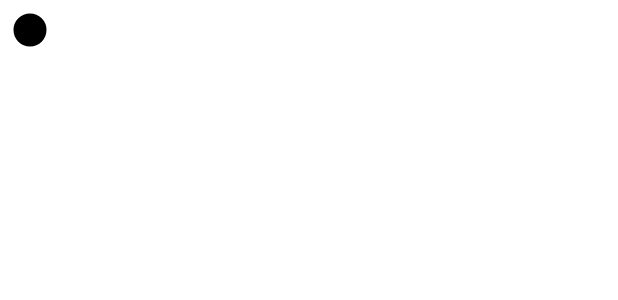
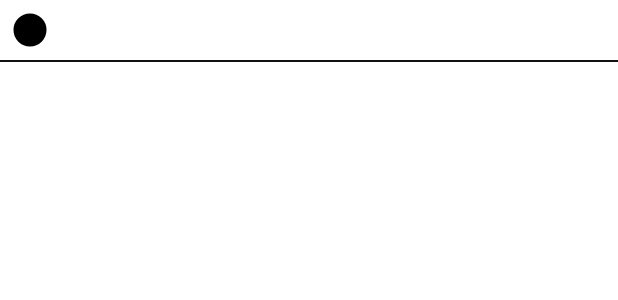
Before and after one commit to alanquintero/readmode, an Android app: the layout spinner_item.xml on its own in the app's theme, with its tools: preview values and no code run, on a phone screen of 412 x 824 dp. Shown: the top 300 px of the screen. Run offline under Robolectric (Android 15) with nearby library versions, the phone set to English and light mode, and no system bars.

Commit message:
Add style to the color dropdown

```diff
--- a/app/src/main/java/com/contilabs/readmode/ui/controller/ColorDropdownController.java
+++ b/app/src/main/java/com/contilabs/readmode/ui/controller/ColorDropdownController.java
@@ -77,7 +77,7 @@ public class ColorDropdownController {
             }
         }
 
-        final ColorSpinnerAdapter adapter = new ColorSpinnerAdapter(context, colorItems);
+        final ColorSpinnerAdapter adapter = new ColorSpinnerAdapter(context, colorItems, readModeSettings);
         colorSpinner.setAdapter(adapter);
         customColorDialog.setColorItems(colorItems);
         customColorDialog.setColorSpinnerAdapter(adapter);
@@ -86,6 +86,7 @@ public class ColorDropdownController {
 
         // Flag to ignore initial selection
         final boolean[] isColorDropdownInitializing = {true};
+
         // Listen for selection
         colorSpinner.setOnItemSelectedListener(new AdapterView.OnItemSelectedListener() {
             @Override
--- a/app/src/main/res/layout/spinner_item.xml
+++ b/app/src/main/res/layout/spinner_item.xml
@@ -2,7 +2,11 @@
 <LinearLayout xmlns:android="http://schemas.android.com/apk/res/android"
     android:layout_width="match_parent"
     android:layout_height="wrap_content"
-    android:gravity="center_vertical"
+    android:orientation="vertical">
+
+    <LinearLayout
+        android:layout_width="match_parent"
+        android:layout_height="wrap_content"
         android:orientation="horizontal"
         android:padding="8dp">
 
@@ -16,7 +20,17 @@
 
         <TextView
             android:id="@+id/name"
-        android:layout_width="wrap_content"
+            android:layout_width="0dp"
             android:layout_height="wrap_content"
+            android:layout_weight="1"
             android:textSize="16sp" />
+
     </LinearLayout>
+
+    <!-- divider at bottom -->
+    <View
+        android:layout_width="match_parent"
+        android:layout_height="1dp"
+        android:background="@color/spinner_item_separator" />
+
+</LinearLayout>
--- a/app/src/main/res/values-night/colors-dark.xml
+++ b/app/src/main/res/values-night/colors-dark.xml
@@ -17,4 +17,7 @@
     <color name="banner_background">#1E1E1E</color>
     <color name="spinner_bg">#1E1E1E</color>
     <color name="container_border">#333333</color>
+    <color name="spinner_item_separator">#FFFFFF</color>
+    <color name="spinner_item_stroke">#E0E0E0</color>
+    <color name="spinner_selected_item">#424242</color>
 </resources>
--- a/app/src/main/res/values/colors.xml
+++ b/app/src/main/res/values/colors.xml
@@ -28,6 +28,9 @@
     <color name="spinner_bg_dark">#222222</color>
     <color name="spinner_border_light">#999999</color>
     <color name="spinner_border_dark">#BBBBBB</color>
+    <color name="spinner_item_separator">#121212</color>
+    <color name="spinner_item_stroke">#121212</color>
+    <color name="spinner_selected_item">#E0E0E0</color>
 
     <!-- Color settings container -->
     <color name="surface_color_settings">#F5F5F5</color>
```
Also changed, not shown: app/src/main/java/com/contilabs/readmode/ui/spinner/ColorSpinnerAdapter.java (+15 -5 lines). Lines whose indentation alone changed are shown as unchanged.
